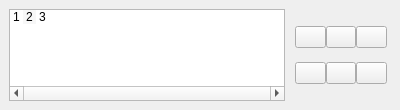
The window that src/animation_panel.ui (LoxoSoftware/IndexBourne) describes before a commit, drawn with Qt 5.
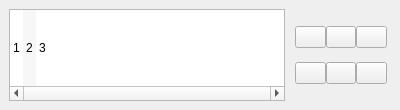
The same window after the commit. Icons and pictures are not drawn. Custom widgets are drawn as their Qt base class.

```diff
--- a/src/animation_panel.ui
+++ b/src/animation_panel.ui
@@ -60,7 +60,7 @@
        <bool>false</bool>
       </property>
       <property name="viewMode">
-       <enum>QListView::ViewMode::IconMode</enum>
+       <enum>QListView::ViewMode::ListMode</enum>
       </property>
       <property name="uniformItemSizes">
        <bool>true</bool>
```
Left out of the diff: 17 changed lines with no effect on the pictures.
